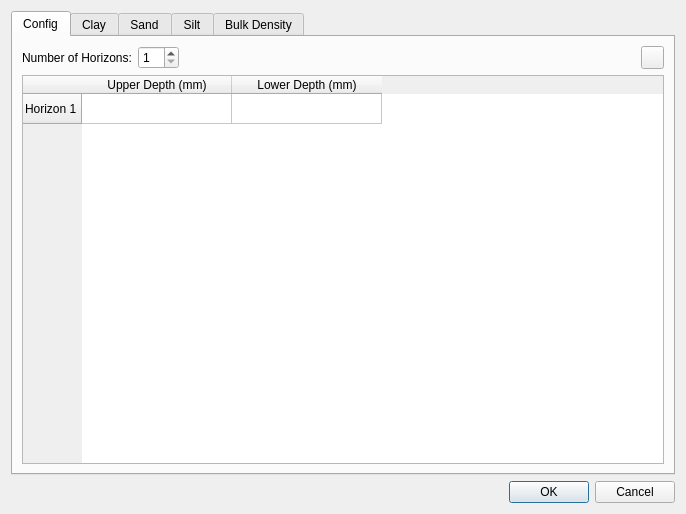
Above: src/mhm_qgis/qt/ui/forms/soil_multi_horizon_input.ui from mhm-ufz/mHM-QGIS before the change. Below: the same form after it.
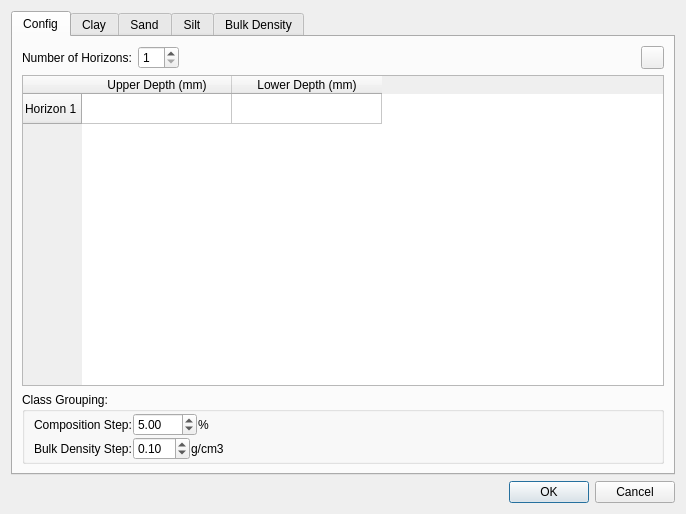
That is the form after the change. Icons and pictures are not drawn.

```diff
--- a/src/mhm_qgis/qt/ui/forms/soil_multi_horizon_input.ui
+++ b/src/mhm_qgis/qt/ui/forms/soil_multi_horizon_input.ui
@@ -120,6 +120,118 @@
          </column>
         </widget>
        </item>
+       <item>
+        <widget class="QGroupBox" name="groupBox_classGrouping">
+         <property name="title">
+          <string>Class Grouping:</string>
+         </property>
+         <layout class="QVBoxLayout" name="verticalLayout_7">
+          <property name="spacing">
+           <number>1</number>
+          </property>
+          <property name="topMargin">
+           <number>1</number>
+          </property>
+          <property name="bottomMargin">
+           <number>1</number>
+          </property>
+          <item>
+           <layout class="QHBoxLayout" name="horizontalLayout_compositionStep" stretch="0,0,0,0">
+            <property name="topMargin">
+             <number>0</number>
+            </property>
+            <item>
+             <widget class="QLabel" name="label_compositionStep">
+              <property name="text">
+               <string>Composition Step:</string>
+              </property>
+             </widget>
+            </item>
+            <item>
+             <widget class="QDoubleSpinBox" name="doubleSpinBox_compositionStepValue">
+              <property name="minimum">
+               <double>0.010000000000000</double>
+              </property>
+              <property name="maximum">
+               <double>100.000000000000000</double>
+              </property>
+              <property name="value">
+               <double>5.000000000000000</double>
+              </property>
+             </widget>
+            </item>
+            <item>
+             <widget class="QLabel" name="label_compositionStepUnit">
+              <property name="text">
+               <string>%</string>
+              </property>
+             </widget>
+            </item>
+            <item>
+             <spacer name="horizontalSpacer_compositionStep">
+              <property name="orientation">
+               <enum>Qt::Orientation::Horizontal</enum>
+              </property>
+              <property name="sizeHint" stdset="0">
+               <size>
+                <width>40</width>
+                <height>20</height>
+               </size>
+              </property>
+             </spacer>
+            </item>
+           </layout>
+          </item>
+          <item>
+           <layout class="QHBoxLayout" name="horizontalLayout_3" stretch="0,0,0,0">
+            <property name="topMargin">
+             <number>0</number>
+            </property>
+            <item>
+             <widget class="QLabel" name="label_bulkDensityStep">
+              <property name="text">
+               <string>Bulk Density Step:</string>
+              </property>
+             </widget>
+            </item>
+            <item>
+             <widget class="QDoubleSpinBox" name="doubleSpinBox_bulkDensityStepValue">
+              <property name="minimum">
+               <double>0.010000000000000</double>
+              </property>
+              <property name="singleStep">
+               <double>0.100000000000000</double>
+              </property>
+              <property name="value">
+               <double>0.100000000000000</double>
+              </property>
+             </widget>
+            </item>
+            <item>
+             <widget class="QLabel" name="label_bulkDensityStepUnit">
+              <property name="text">
+               <string>g/cm3</string>
+              </property>
+             </widget>
+            </item>
+            <item>
+             <spacer name="horizontalSpacer_bulkDensityStep">
+              <property name="orientation">
+               <enum>Qt::Orientation::Horizontal</enum>
+              </property>
+              <property name="sizeHint" stdset="0">
+               <size>
+                <width>40</width>
+                <height>20</height>
+               </size>
+              </property>
+             </spacer>
+            </item>
+           </layout>
+          </item>
+         </layout>
+        </widget>
+       </item>
       </layout>
      </widget>
      <widget class="QWidget" name="tab_clayInputs">
```
Left out of the diff: 14 changed lines with no effect on the pictures.
